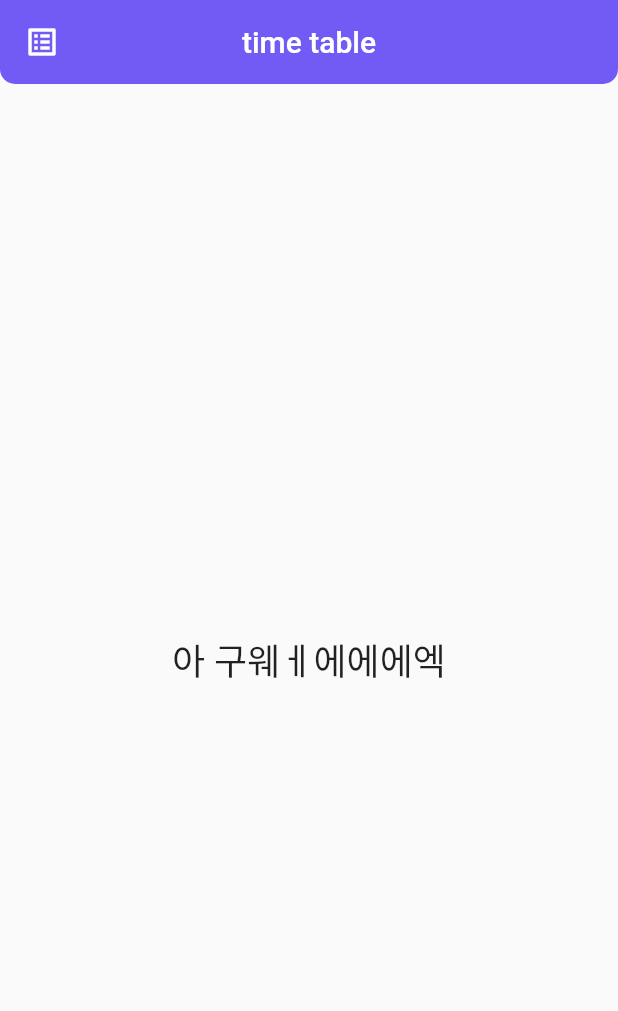
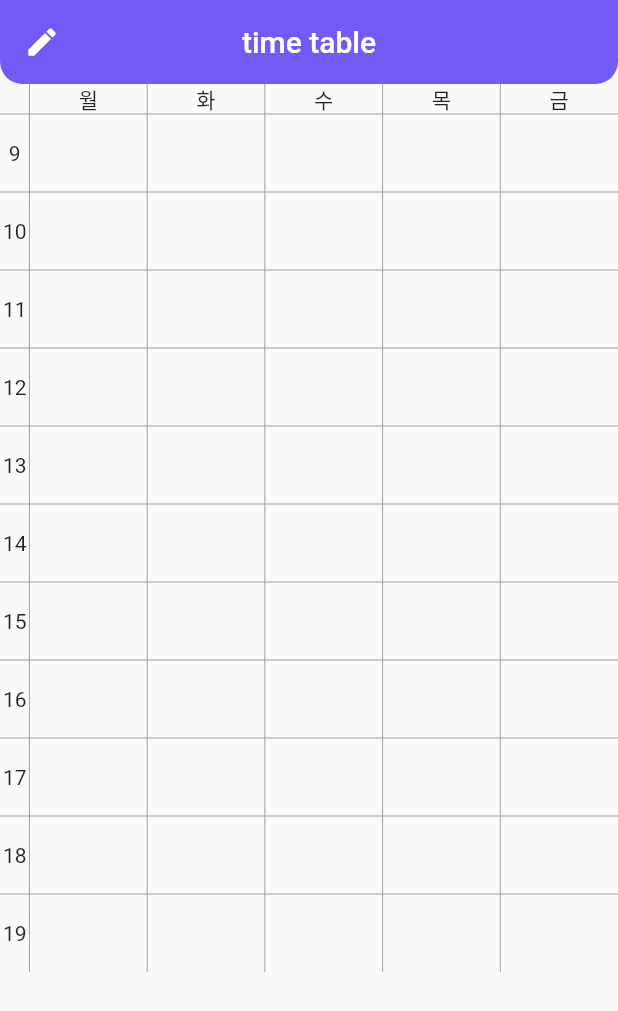
Before and after one commit to suuxxirr/calentime, a Flutter app: the screen it shows after launch, swiped to page 2, on a phone screen of 412 x 824 dp. Shown: the top 1011 px of the screen. Run offline on Flutter 3.47's test engine with Material 2 defaults, Android fonts, the phone set to English and light mode, and no system bars; our stand-ins replace expandable_page_view, flutter_svg, get, google_fonts, sliding_up_panel, sqflite and 1 more; accounts and stored records are empty.

Commit message:
timetable 틀구현

```diff
--- a/lib/main.dart
+++ b/lib/main.dart
@@ -24,7 +24,7 @@ class MyApp extends StatelessWidget {
         appBarTheme: AppBarTheme(
           shape: RoundedRectangleBorder(
             borderRadius: BorderRadius.vertical(
-              bottom: Radius.circular(10), // 원하는 만큼 조절
+              bottom: Radius.circular(15), // 원하는 만큼 조절
             ),
           ),
         ),
@@ -51,19 +51,3 @@ class PageSlider extends StatelessWidget {
     );
   }
 }
-/*class MyApp extends StatelessWidget {
-  const MyApp({Key? key}) : super(key: key);
-
-  // This widget is the root of your application.
-  @override
-  Widget build(BuildContext context) {
-    return GetMaterialApp(
-      title: 'calentime',
-      theme: ThemeData(
-        primarySwatch: Colors.blue,
-      ),
-      initialBinding: InitBinding(),
-      home: const App(),
-    );
-  }
-}*/
--- a/lib/page/timetable.dart
+++ b/lib/page/timetable.dart
@@ -2,7 +2,21 @@ import 'package:calentime/const/colors.dart';
 import 'package:flutter/material.dart';
 import 'package:google_fonts/google_fonts.dart';
 
-class timetable extends StatelessWidget {
+class timetable extends StatefulWidget {
+
+
+  @override
+  State<timetable> createState() => _timetableState();
+}
+
+class _timetableState extends State<timetable> {
+  List week = ['월', '화', '수', '목', '금'];
+
+  var kColumnLength = 22;
+
+  double kFirstColumnHeight = 20; // 요일 컬럼
+  double kBoxSize = 52;
+
   @override
   Widget build(BuildContext context) {
     return Scaffold(
@@ -10,23 +24,163 @@ class timetable extends StatelessWidget {
         title: Text('time table',
         style: TextStyle(
             fontSize: 20,
-            // font style 어케해
+            // font style
             //fontWeight: FontWeight.bold,
           ),
         ),
         backgroundColor: PRIMARY_color,
         centerTitle: true,
         elevation: 0.0,
-        leading: Icon(Icons.list_alt),
+        leading: Icon(Icons.edit),
 
 
       ),
-      body: Center(
-        child: Text(
-          '아 구웨ㅔ에에에엑',
-          style: TextStyle(fontSize: 24.0),
+
+      body: SafeArea(
+        child: SingleChildScrollView(
+          child: Column(
+            mainAxisSize: MainAxisSize.min,
+            children: [
+              SizedBox(
+                height: (kColumnLength / 2 * kBoxSize) + kFirstColumnHeight,
+                child: Row(
+                  children: [
+                      buildTimeColumn(),
+                    ...buildDayColumn(0),
+                    ...buildDayColumn(1),
+                    ...buildDayColumn(2),
+                    ...buildDayColumn(3),
+                    ...buildDayColumn(4),
+
+                  ],
+                )
+              )
+            ],
+          ),
         ),
+      )
+    );
+  }
+
+  Expanded buildTimeColumn(){
+    return Expanded(
+      child: Column(
+        children: [
+          SizedBox(
+            height: kFirstColumnHeight,
+          ),
+          ...List.generate(
+            kColumnLength.toInt(),
+                (index) {
+              if (index % 2 == 0) {
+                return const Divider(
+                  color: Colors.grey,
+                  height: 0,
+                );
+              }
+              return SizedBox(
+                height: kBoxSize,
+                child: Center(child: Text('${index ~/ 2 + 9}')), // 시간표 시작 시간
+              );
+            },
+          ),
+        ],
       ),
     );
   }
+
+  List selectedLectures = []; // 강의를 담을 리스트
+  List<Widget> buildDayColumn(int index) {
+    String currentDay = week[index];
+    List<Widget> lecturesForTheDay = [];
+
+    for (var lecture in selectedLectures) {
+      for (int i = 0; i < lecture.day.length; i++) {
+        double top = kFirstColumnHeight + (lecture.start[i] / 60.0) * kBoxSize;
+        double height = ((lecture.end[i] - lecture.start[i]) / 60.0) * kBoxSize;
+
+        if (lecture.day[i] == currentDay) {
+          lecturesForTheDay.add(
+            Positioned(
+              top: top,
+              left: 0,
+              child: Stack(children: [
+                GestureDetector(
+                  onTap: () {
+                    setState(() {
+                      selectedLectures.remove(lecture);
+                      setTimetableLength();
+                    });
+                  },
+                  child: Container(
+                    width: MediaQuery.of(context).size.width / 5,
+                    height: height,
+                    decoration: const BoxDecoration(
+                      color: Colors.blue,
+                      borderRadius: BorderRadius.all(Radius.circular(2)),
+                    ),
+                    child: Text(
+                      "${lecture.lname}\n${lecture.classroom[i]}",
+                      style: const TextStyle(color: Colors.white, fontSize: 12),
+                    ),
+                  ),
+                ),
+              ]),
+            ),
+          );
+        }
+      }
+    }
+    return [
+      const VerticalDivider(
+        color: Colors.grey,
+        width: 0,
+      ),
+      Expanded(
+        flex: 4,
+        child: Stack(
+          children: [
+            Column(
+              children: [
+                SizedBox(
+                  height: 20,
+                  child: Text(
+                    '${week[index]}',
+                  ),
+                ),
+                ...List.generate(
+                  kColumnLength.toInt(),
+                      (index) {
+                    if (index % 2 == 0) {
+                      return const Divider(
+                        color: Colors.grey,
+                        height: 0,
+                      );
+                    }
+                    return SizedBox(
+                      height: kBoxSize,
+                      child: Container(),
+                    );
+                  },
+                ),
+              ],
+            ),
+            ...lecturesForTheDay, // 현재 요일에 해당하는 모든 강의를 Stack에 추가
+          ],
+        ),
+      ),
+    ];
+  }
+
+  // 시간표 길이 조정
+  void setTimetableLength() {
+    double newTimetableHeight = calculateTimetableHeight(selectedLectures.length);
+    setState(() {
+      double timetableHeight = newTimetableHeight;
+    });
+  }
+
+  double calculateTimetableHeight(int lectureCount) {
+    return lectureCount * kBoxSize;
+  }
 }
```
